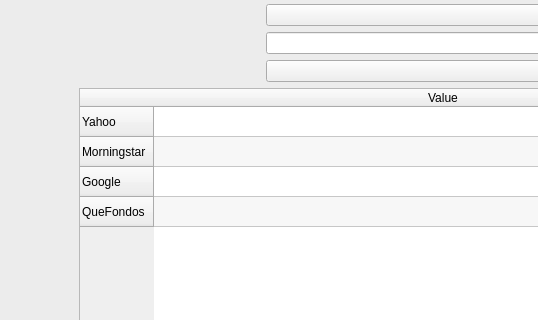
turulomio/xulpymoney, file xulpymoney/ui/frmProductReport.ui: the form before one commit; both pictures show x 275 to 813 and y 362 to 682 of the 1052 by 974 pixel window.
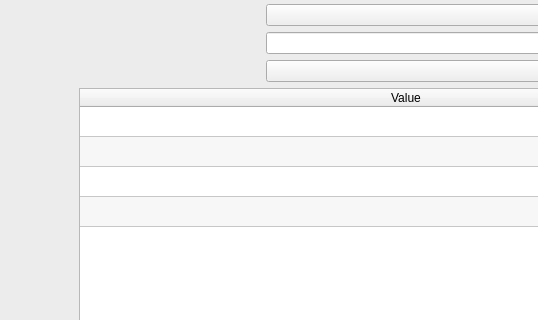
The form after the commit. The open tabs and pages were chosen to show the change. Icons and pictures are not drawn. Custom widgets are drawn as their Qt base class.

What changed in the file:
```diff
--- a/xulpymoney/ui/frmProductReport.ui
+++ b/xulpymoney/ui/frmProductReport.ui
@@ -80,7 +80,7 @@
                 <x>0</x>
                 <y>0</y>
                 <width>983</width>
-                <height>901</height>
+                <height>904</height>
                </rect>
               </property>
               <layout class="QHBoxLayout" name="horizontalLayout_31">
@@ -466,7 +466,7 @@
                          <bool>true</bool>
                         </attribute>
                         <attribute name="verticalHeaderVisible">
-                         <bool>true</bool>
+                         <bool>false</bool>
                         </attribute>
                         <row>
                          <property name="text">
```
Left out of the diff: 16 changed lines with no effect on the pictures.
